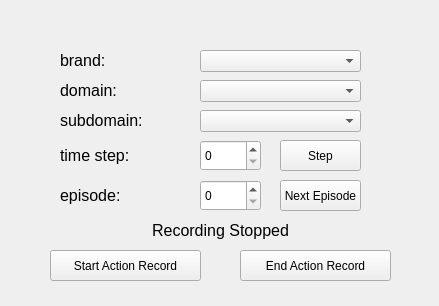
Qt form QtScrcpy/ui/actionrecord.ui (qsstcl/QtScrcpy-AutoRecord) before a commit.
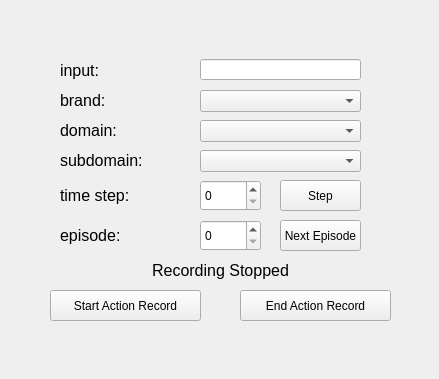
The same form after that commit.

The edit to the form file:
```diff
--- a/QtScrcpy/ui/actionrecord.ui
+++ b/QtScrcpy/ui/actionrecord.ui
@@ -7,7 +7,7 @@
     <x>0</x>
     <y>0</y>
     <width>439</width>
-    <height>306</height>
+    <height>379</height>
    </rect>
   </property>
   <property name="windowTitle">
@@ -17,7 +17,7 @@
    <property name="geometry">
     <rect>
      <x>280</x>
-     <y>140</y>
+     <y>180</y>
      <width>81</width>
      <height>31</height>
     </rect>
@@ -30,7 +30,7 @@
    <property name="geometry">
     <rect>
      <x>50</x>
-     <y>250</y>
+     <y>290</y>
      <width>151</width>
      <height>31</height>
     </rect>
@@ -43,7 +43,7 @@
    <property name="geometry">
     <rect>
      <x>240</x>
-     <y>250</y>
+     <y>290</y>
      <width>151</width>
      <height>31</height>
     </rect>
@@ -56,7 +56,7 @@
    <property name="geometry">
     <rect>
      <x>60</x>
-     <y>40</y>
+     <y>80</y>
      <width>61</width>
      <height>41</height>
     </rect>
@@ -74,7 +74,7 @@
    <property name="geometry">
     <rect>
      <x>60</x>
-     <y>130</y>
+     <y>170</y>
      <width>81</width>
      <height>51</height>
     </rect>
@@ -92,7 +92,7 @@
    <property name="geometry">
     <rect>
      <x>60</x>
-     <y>170</y>
+     <y>210</y>
      <width>61</width>
      <height>51</height>
     </rect>
@@ -110,7 +110,7 @@
    <property name="geometry">
     <rect>
      <x>200</x>
-     <y>180</y>
+     <y>220</y>
      <width>61</width>
      <height>31</height>
     </rect>
@@ -120,7 +120,7 @@
    <property name="geometry">
     <rect>
      <x>200</x>
-     <y>140</y>
+     <y>180</y>
      <width>61</width>
      <height>31</height>
     </rect>
@@ -130,7 +130,7 @@
    <property name="geometry">
     <rect>
      <x>200</x>
-     <y>50</y>
+     <y>90</y>
      <width>161</width>
      <height>22</height>
     </rect>
@@ -140,7 +140,7 @@
    <property name="geometry">
     <rect>
      <x>60</x>
-     <y>70</y>
+     <y>110</y>
      <width>71</width>
      <height>41</height>
     </rect>
@@ -158,7 +158,7 @@
    <property name="geometry">
     <rect>
      <x>200</x>
-     <y>80</y>
+     <y>120</y>
      <width>161</width>
      <height>22</height>
     </rect>
@@ -168,7 +168,7 @@
    <property name="geometry">
     <rect>
      <x>200</x>
-     <y>110</y>
+     <y>150</y>
      <width>161</width>
      <height>22</height>
     </rect>
@@ -178,7 +178,7 @@
    <property name="geometry">
     <rect>
      <x>60</x>
-     <y>100</y>
+     <y>140</y>
      <width>91</width>
      <height>41</height>
     </rect>
@@ -196,7 +196,7 @@
    <property name="geometry">
     <rect>
      <x>140</x>
-     <y>220</y>
+     <y>260</y>
      <width>161</width>
      <height>20</height>
     </rect>
@@ -217,7 +217,7 @@
    <property name="geometry">
     <rect>
      <x>280</x>
-     <y>180</y>
+     <y>220</y>
      <width>81</width>
      <height>31</height>
     </rect>
@@ -226,6 +226,34 @@
     <string>Next Episode</string>
    </property>
   </widget>
+  <widget class="QLineEdit" name="lineEdit">
+   <property name="geometry">
+    <rect>
+     <x>200</x>
+     <y>59</y>
+     <width>161</width>
+     <height>21</height>
+    </rect>
+   </property>
+  </widget>
+  <widget class="QLabel" name="label_6">
+   <property name="geometry">
+    <rect>
+     <x>60</x>
+     <y>50</y>
+     <width>61</width>
+     <height>41</height>
+    </rect>
+   </property>
+   <property name="font">
+    <font>
+     <pointsize>12</pointsize>
+    </font>
+   </property>
+   <property name="text">
+    <string>input:</string>
+   </property>
+  </widget>
  </widget>
  <resources/>
  <connections/>
```
